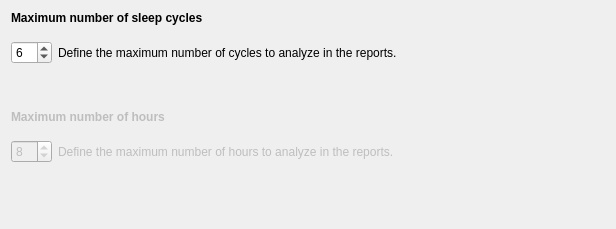
First picture: the form in tools/CEAMSTools/OxygenSaturationReport/HoursCyclesStep/Ui_HoursCyclesStep.ui, repository SnoozToolbox/snooz-package-ceams, before the edit.
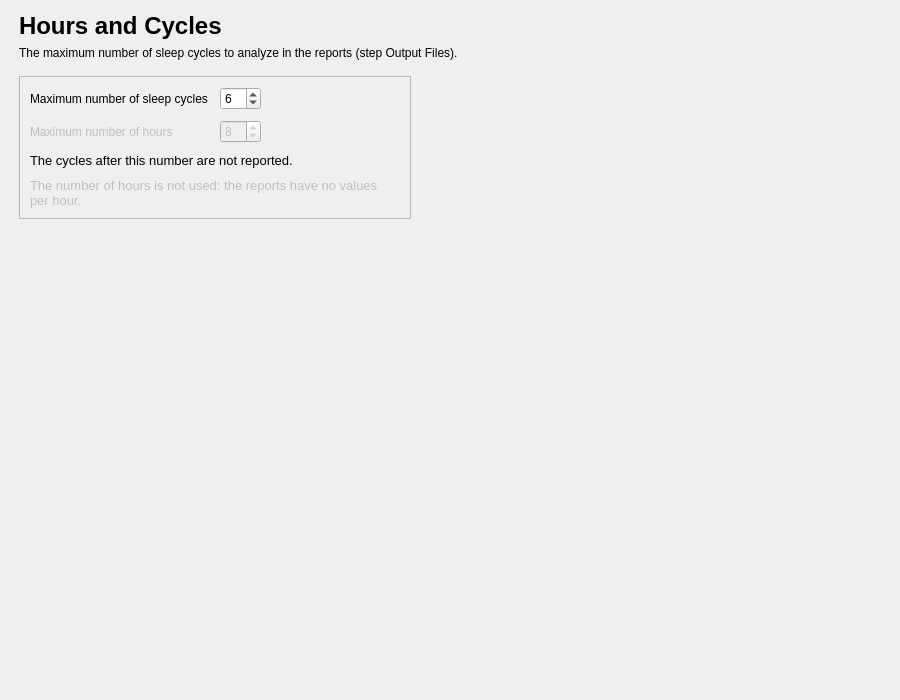
Second picture: the form after the edit.

Commit message: Report Oxygen Saturation: redesigned pages (tool 2.11.1)

```diff
--- a/tools/CEAMSTools/OxygenSaturationReport/HoursCyclesStep/Ui_HoursCyclesStep.ui
+++ b/tools/CEAMSTools/OxygenSaturationReport/HoursCyclesStep/Ui_HoursCyclesStep.ui
@@ -6,148 +6,275 @@
    <rect>
     <x>0</x>
     <y>0</y>
-    <width>616</width>
-    <height>229</height>
+    <width>900</width>
+    <height>700</height>
    </rect>
   </property>
   <property name="windowTitle">
    <string/>
   </property>
   <layout class="QVBoxLayout" name="verticalLayout">
+   <property name="leftMargin">
+    <number>19</number>
+   </property>
+   <property name="topMargin">
+    <number>12</number>
+   </property>
+   <property name="rightMargin">
+    <number>19</number>
+   </property>
+   <property name="bottomMargin">
+    <number>12</number>
+   </property>
    <item>
-    <widget class="QLabel" name="label_2">
-     <property name="text">
-      <string>&lt;html&gt;&lt;head/&gt;&lt;body&gt;&lt;p&gt;&lt;span style=&quot; font-weight:600;&quot;&gt;Maximum number of sleep cycles&lt;/span&gt;&lt;/p&gt;&lt;/body&gt;&lt;/html&gt;</string>
+    <layout class="QHBoxLayout" name="content_row" stretch="1,0">
+     <property name="leftMargin">
+      <number>0</number>
      </property>
-    </widget>
-   </item>
-   <item>
-    <spacer name="verticalSpacer_4">
-     <property name="orientation">
-      <enum>Qt::Vertical</enum>
+     <property name="topMargin">
+      <number>0</number>
      </property>
-     <property name="sizeType">
-      <enum>QSizePolicy::Fixed</enum>
+     <property name="rightMargin">
+      <number>0</number>
      </property>
-     <property name="sizeHint" stdset="0">
-      <size>
-       <width>20</width>
-       <height>10</height>
-      </size>
+     <property name="bottomMargin">
+      <number>0</number>
      </property>
-    </spacer>
-   </item>
-   <item>
-    <layout class="QHBoxLayout" name="horizontalLayout_2">
      <item>
-      <widget class="QSpinBox" name="spinBox_cycles">
-       <property name="minimum">
-        <number>1</number>
-       </property>
-       <property name="maximum">
-        <number>12</number>
-       </property>
-       <property name="value">
-        <number>6</number>
-       </property>
-      </widget>
-     </item>
-     <item>
-      <widget class="QLabel" name="label_4">
-       <property name="text">
-        <string>Define the maximum number of cycles to analyze in the reports.</string>
-       </property>
-      </widget>
-     </item>
-     <item>
-      <spacer name="horizontalSpacer_2">
-       <property name="orientation">
-        <enum>Qt::Horizontal</enum>
-       </property>
-       <property name="sizeHint" stdset="0">
+      <widget class="QWidget" name="content_widget" native="true">
+       <property name="maximumSize">
         <size>
-         <width>40</width>
-         <height>20</height>
+         <width>800</width>
+         <height>16777215</height>
         </size>
        </property>
-      </spacer>
-     </item>
-    </layout>
-   </item>
-   <item>
-    <spacer name="verticalSpacer_2">
-     <property name="orientation">
-      <enum>Qt::Vertical</enum>
-     </property>
-     <property name="sizeType">
-      <enum>QSizePolicy::Minimum</enum>
-     </property>
-     <property name="sizeHint" stdset="0">
-      <size>
-       <width>20</width>
-       <height>40</height>
-      </size>
-     </property>
-    </spacer>
-   </item>
-   <item>
-    <widget class="QLabel" name="label">
-     <property name="enabled">
-      <bool>false</bool>
-     </property>
-     <property name="text">
-      <string>&lt;html&gt;&lt;head/&gt;&lt;body&gt;&lt;p&gt;&lt;span style=&quot; font-weight:600;&quot;&gt;Maximum number of hours&lt;/span&gt;&lt;/p&gt;&lt;/body&gt;&lt;/html&gt;</string>
-     </property>
-    </widget>
-   </item>
-   <item>
-    <spacer name="verticalSpacer_3">
-     <property name="orientation">
-      <enum>Qt::Vertical</enum>
-     </property>
-     <property name="sizeType">
-      <enum>QSizePolicy::Fixed</enum>
-     </property>
-     <property name="sizeHint" stdset="0">
-      <size>
-       <width>20</width>
-       <height>10</height>
-      </size>
-     </property>
-    </spacer>
-   </item>
-   <item>
-    <layout class="QHBoxLayout" name="horizontalLayout">
-     <item>
-      <widget class="QSpinBox" name="spinBox_hours">
-       <property name="enabled">
-        <bool>false</bool>
-       </property>
-       <property name="minimum">
-        <number>1</number>
-       </property>
-       <property name="maximum">
-        <number>48</number>
-       </property>
-       <property name="value">
-        <number>8</number>
-       </property>
+       <layout class="QVBoxLayout" name="content_layout">
+        <property name="spacing">
+         <number>16</number>
+        </property>
+        <property name="leftMargin">
+         <number>0</number>
+        </property>
+        <property name="topMargin">
+         <number>0</number>
+        </property>
+        <property name="rightMargin">
+         <number>0</number>
+        </property>
+        <property name="bottomMargin">
+         <number>0</number>
+        </property>
+        <item>
+         <layout class="QVBoxLayout" name="header_layout">
+          <property name="spacing">
+           <number>6</number>
+          </property>
+          <item>
+           <widget class="QLabel" name="title_label">
+            <property name="font">
+             <font>
+              <pointsize>18</pointsize>
+              <bold>true</bold>
+             </font>
+            </property>
+            <property name="text">
+             <string>Hours and Cycles</string>
+            </property>
+           </widget>
+          </item>
+          <item>
+           <widget class="QLabel" name="subtitle_label">
+            <property name="text">
+             <string>The maximum number of sleep cycles to analyze in the reports (step Output Files).</string>
+            </property>
+            <property name="wordWrap">
+             <bool>true</bool>
+            </property>
+            <property name="variant" stdset="0">
+             <string notr="true">help</string>
+            </property>
+           </widget>
+          </item>
+         </layout>
+        </item>
+        <item>
+         <layout class="QHBoxLayout" name="limits_row" stretch="1,0,1">
+          <property name="spacing">
+           <number>16</number>
+          </property>
+          <item>
+           <widget class="QFrame" name="limits_card">
+            <property name="frameShape">
+             <enum>QFrame::Shape::StyledPanel</enum>
+            </property>
+            <property name="frameShadow">
+             <enum>QFrame::Shadow::Raised</enum>
+            </property>
+            <layout class="QVBoxLayout" name="limits_card_layout">
+             <property name="spacing">
+              <number>10</number>
+             </property>
+             <property name="leftMargin">
+              <number>10</number>
+             </property>
+             <property name="topMargin">
+              <number>10</number>
+             </property>
+             <property name="rightMargin">
+              <number>10</number>
+             </property>
+             <property name="bottomMargin">
+              <number>10</number>
+             </property>
+             <item>
+              <layout class="QGridLayout" name="limits_grid">
+               <property name="horizontalSpacing">
+                <number>12</number>
+               </property>
+               <property name="verticalSpacing">
+                <number>10</number>
+               </property>
+               <item row="0" column="0">
+                <widget class="QLabel" name="label_2">
+                 <property name="text">
+                  <string>Maximum number of sleep cycles</string>
+                 </property>
+                </widget>
+               </item>
+               <item row="0" column="1">
+                <widget class="QSpinBox" name="spinBox_cycles">
+                 <property name="minimum">
+                  <number>1</number>
+                 </property>
+                 <property name="maximum">
+                  <number>12</number>
+                 </property>
+                 <property name="value">
+                  <number>6</number>
+                 </property>
+                </widget>
+               </item>
+               <item row="1" column="0">
+                <widget class="QLabel" name="label">
+                 <property name="text">
+                  <string>Maximum number of hours</string>
+                 </property>
+                 <property name="enabled">
+                  <bool>false</bool>
+                 </property>
+                </widget>
+               </item>
+               <item row="1" column="1">
+                <widget class="QSpinBox" name="spinBox_hours">
+                 <property name="enabled">
+                  <bool>false</bool>
+                 </property>
+                 <property name="minimum">
+                  <number>1</number>
+                 </property>
+                 <property name="maximum">
+                  <number>48</number>
+                 </property>
+                 <property name="value">
+                  <number>8</number>
+                 </property>
+                </widget>
+               </item>
+               <item row="0" column="3">
+                <spacer name="limits_grid_spacer">
+                 <property name="orientation">
+                  <enum>Qt::Orientation::Horizontal</enum>
+                 </property>
+                 <property name="sizeHint" stdset="0">
+                  <size>
+                   <width>40</width>
+                   <height>20</height>
+                  </size>
+                 </property>
+                </spacer>
+               </item>
+              </layout>
+             </item>
+             <item>
+              <widget class="QLabel" name="label_4">
+               <property name="font">
+                <font>
+                 <pointsize>10</pointsize>
+                </font>
+               </property>
+               <property name="text">
+                <string>The cycles after this number are not reported.</string>
+               </property>
+               <property name="wordWrap">
+                <bool>true</bool>
+               </property>
+               <property name="variant" stdset="0">
+                <string notr="true">help</string>
+               </property>
+              </widget>
+             </item>
+             <item>
+              <widget class="QLabel" name="label_3">
+               <property name="font">
+                <font>
+                 <pointsize>10</pointsize>
+                </font>
+               </property>
+               <property name="text">
+                <string>The number of hours is not used: the reports have no values per hour.</string>
+               </property>
+               <property name="wordWrap">
+                <bool>true</bool>
+               </property>
+               <property name="variant" stdset="0">
+                <string notr="true">help</string>
+               </property>
+               <property name="enabled">
+                <bool>false</bool>
+               </property>
+              </widget>
+             </item>
+            </layout>
+           </widget>
+          </item>
+          <item>
+           <spacer name="limits_row_gap">
+            <property name="orientation">
+             <enum>Qt::Orientation::Horizontal</enum>
+            </property>
+            <property name="sizeType">
+             <enum>QSizePolicy::Policy::Fixed</enum>
+            </property>
+            <property name="sizeHint" stdset="0">
+             <size>
+              <width>16</width>
+              <height>20</height>
+             </size>
+            </property>
+           </spacer>
+          </item>
+          <item>
+           <spacer name="limits_row_spacer">
+            <property name="orientation">
+             <enum>Qt::Orientation::Horizontal</enum>
+            </property>
+            <property name="sizeHint" stdset="0">
+             <size>
+              <width>40</width>
+              <height>20</height>
+             </size>
+            </property>
+           </spacer>
+          </item>
+         </layout>
+        </item>
+       </layout>
       </widget>
      </item>
      <item>
-      <widget class="QLabel" name="label_3">
-       <property name="enabled">
-        <bool>false</bool>
-       </property>
-       <property name="text">
-        <string>Define the maximum number of hours to analyze in the reports.</string>
-       </property>
-      </widget>
-     </item>
-     <item>
-      <spacer name="horizontalSpacer">
+      <spacer name="content_spacer">
        <property name="orientation">
-        <enum>Qt::Horizontal</enum>
+        <enum>Qt::Orientation::Horizontal</enum>
        </property>
        <property name="sizeHint" stdset="0">
         <size>
@@ -166,8 +293,8 @@
      </property>
      <property name="sizeHint" stdset="0">
       <size>
-       <width>20</width>
-       <height>9</height>
+       <width>40</width>
+       <height>20</height>
       </size>
      </property>
     </spacer>
```
Left out of the diff: 8 changed lines with no effect on the pictures. The commit also changes 13 other files.
